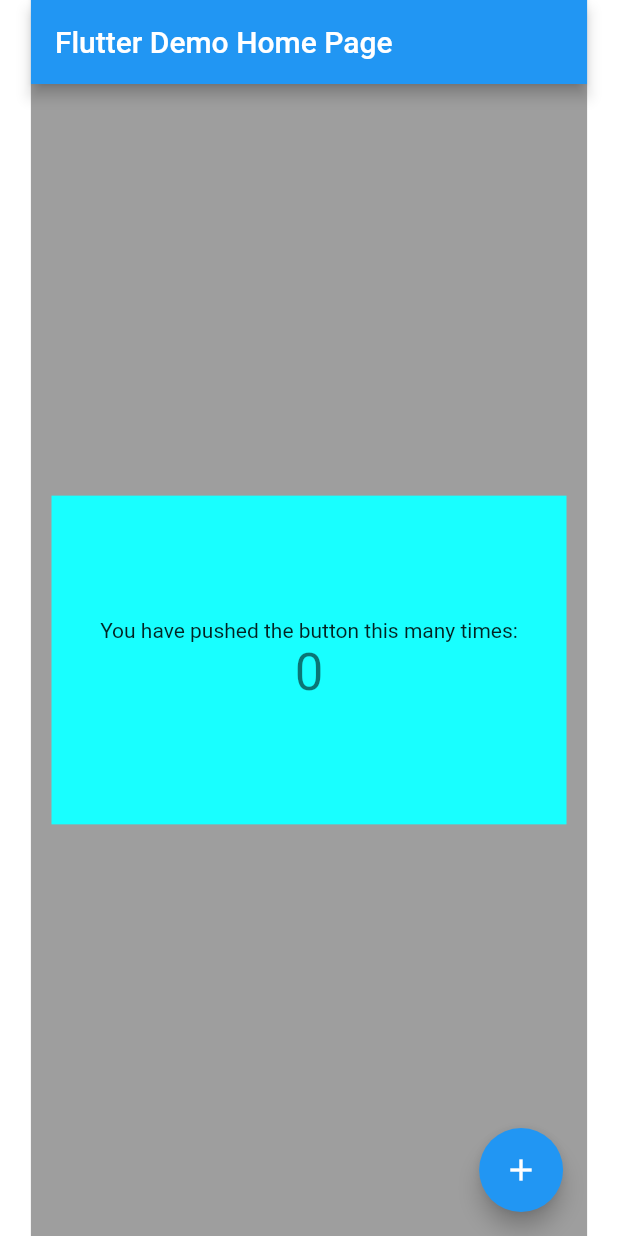
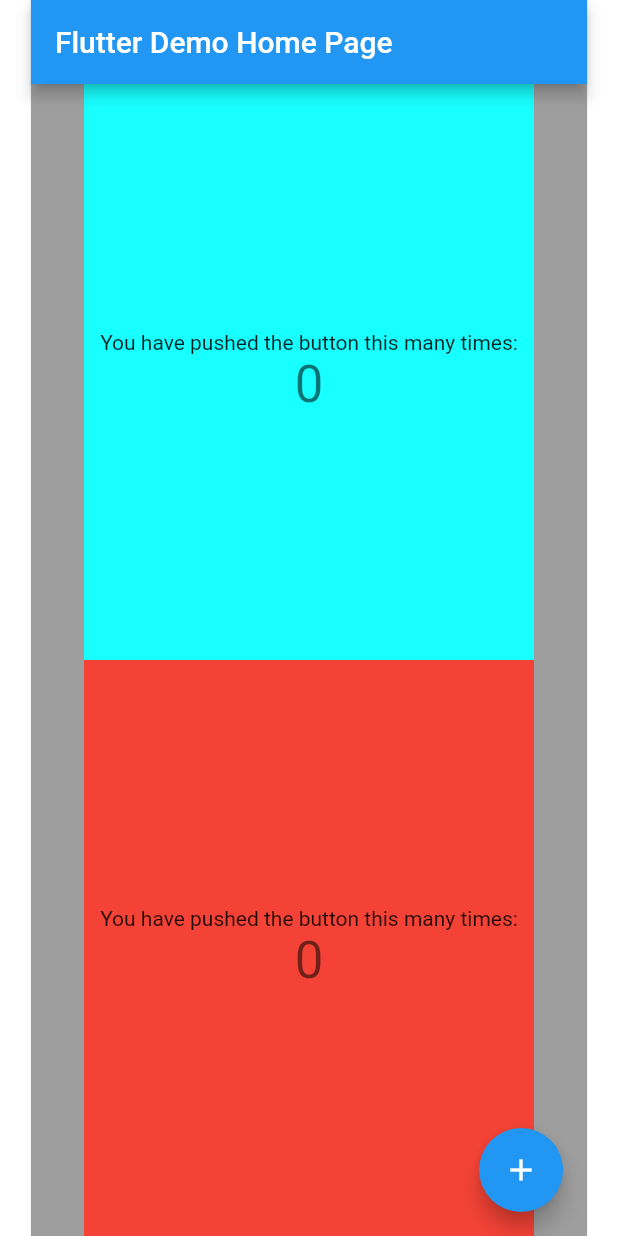
Before and after one commit to smart-nishida/flutter_verification, a Flutter app: the screen it shows after launch, on a phone screen of 412 x 824 dp. Run offline on Flutter 3.47's test engine with Material 2 defaults, Android fonts, the phone set to English and light mode, and no system bars; our stand-ins replace flutter_screenutil.

Commit message:
AspectRatio直下のコンテナの縦横サイズを計って、そのサイズをベースにウィジェットのサイズを調整できるように対応 ただ文字サイズについては未検討

```diff
--- a/lib/main.dart
+++ b/lib/main.dart
@@ -1,4 +1,5 @@
 import 'package:flutter/material.dart';
+import 'package:flutter/scheduler.dart';
 import 'package:flutter_screenutil/flutter_screenutil.dart';
 
 void main() {
@@ -76,13 +77,26 @@ class _MyHomePageState extends State<MyHomePage> {
     });
   }
 
+  final _key = GlobalKey();
+  Size aspectContainerSize = Size(0, 0);
+
+  @override
+  void initState() {
+    SchedulerBinding.instance.addPostFrameCallback((_) {
+      setState(() {
+        aspectContainerSize = _key.currentContext!.size!;
+      });
+      print("AspectRatio直下のコンテナのサイズは height: ${aspectContainerSize!.height} width: ${aspectContainerSize!.width}");
+    });
+    super.initState();
+  }
+
   @override
   Widget build(BuildContext context) {
     final Size size = MediaQuery.of(context).size;
     final height = size.height;
     final width = size.width;
-    print("height: $height");
-    print("width: $width");
+    print("画面全体のサイズは height: $height width: $width");
 
     return Container(
       color: Colors.white,
@@ -101,21 +115,15 @@ class _MyHomePageState extends State<MyHomePage> {
             appBar: AppBar(
               title: Text(widget.title),
             ),
-            body: ScreenUtilInit(
-
-              // designSize: const Size(1080, 2400), // 9:20
-              /// aspectRatioで設定している論理ピクセルと合わせるパターン(画面縦横の長さのMAXをいくつと想定するかの設定)
-              /// 問題点: 0.5.shとしても、画面全体の50%という取り方になる為、アスペクト調整したコンテナのサイズをMAXとして比率でサイズ指定をしたい
-              designSize: const Size(360.0, 752.0),
-
-              builder: (context, child) => Container( //TODO このコンテナの縦横の長さを知りたい
+            body: Container( //TODO このコンテナの縦横の長さを知りたい
+                key: _key,
                 color: Colors.grey,
                 child: Center(
-                  child: Container(
-                    // height: 360.h,
-                    height: 200.h,
-                    // width: 0.3.sw,
-                    width: 300.w,
+                  child: Column(
+                    children: [
+                      Container(
+                        height: aspectContainerSize!.height * 0.5,
+                        width: 300,
                         color: Colors.cyanAccent,
                         child: Center(
                           child: Column(
@@ -132,6 +140,26 @@ class _MyHomePageState extends State<MyHomePage> {
                           ),
                         ),
                       ),
+                      Container(
+                        height: aspectContainerSize!.height * 0.5,
+                        width: 300,
+                        color: Colors.red,
+                        child: Center(
+                          child: Column(
+                            mainAxisAlignment: MainAxisAlignment.center,
+                            children: <Widget>[
+                              const Text(
+                                'You have pushed the button this many times:',
+                              ),
+                              Text(
+                                '$_counter',
+                                style: Theme.of(context).textTheme.headline4,
+                              ),
+                            ],
+                          ),
+                        ),
+                      ),
+                    ],
                   ),
                 ),
               ),
```
Lines whose indentation alone changed are shown as unchanged.
